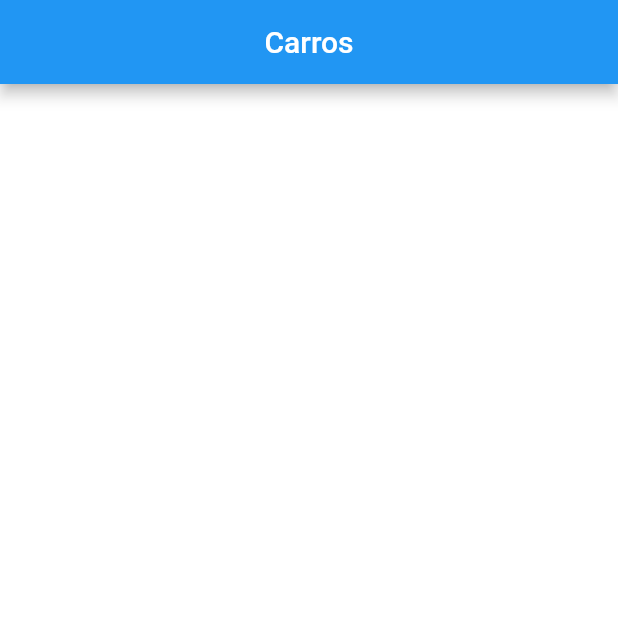
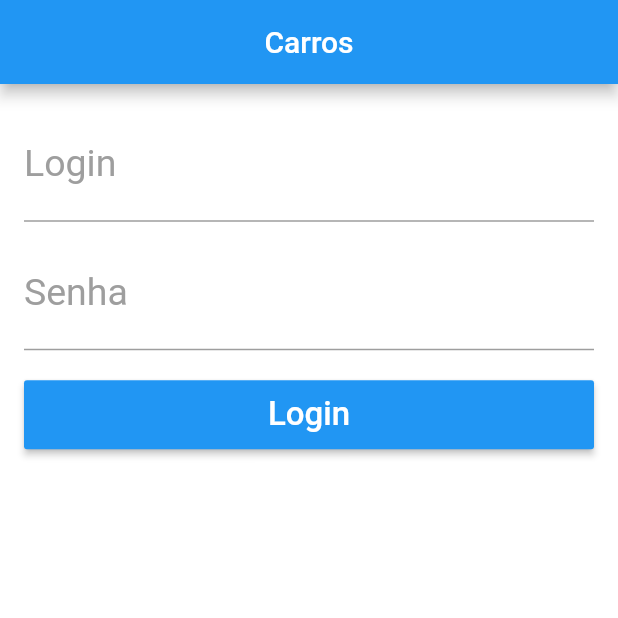
Before and after one commit to DA0HN/app-carros, a Flutter app: the screen it shows after launch, on a phone screen of 412 x 824 dp, the top half of it. Run offline on Flutter 3.47's test engine with Material 2 defaults, Android fonts, the phone set to English and light mode, and no system bars.

Commit message:
Customização da tela de login.

```diff
--- a/lib/main.dart
+++ b/lib/main.dart
@@ -11,6 +11,7 @@ class MyApp extends StatelessWidget {
       title: 'Flutter Demo',
       theme: ThemeData(
         primarySwatch: Colors.blue,
+        scaffoldBackgroundColor: Colors.white,
       ),
       home: LoginPage(),
     );
--- a/lib/pages/login_page.dart
+++ b/lib/pages/login_page.dart
@@ -15,9 +15,68 @@ class LoginPage extends StatelessWidget {
     );
   }
 
-  Container _body() {
+  _body() {
     return Container(
-      color: Colors.white,
+      padding: EdgeInsets.all(16),
+      child: ListView(
+        children: <Widget>[
+          TextFormField(
+            style: TextStyle(
+              fontSize: 25,
+              color: Colors.blue,
+            ),
+            decoration: InputDecoration(
+              labelText: "Login",
+              labelStyle: TextStyle(
+                fontSize: 25,
+                color: Colors.grey,
+              ),
+              hintText: "Digite o login",
+              hintStyle: TextStyle(
+                fontSize: 16,
+              ),
+            ),
+          ),
+          SizedBox(
+            height: 10,
+          ),
+          TextFormField(
+            style: TextStyle(
+              fontSize: 25,
+              color: Colors.blue,
+            ),
+            decoration: InputDecoration(
+              labelText: "Senha",
+              labelStyle: TextStyle(
+                fontSize: 25,
+                color: Colors.grey,
+              ),
+              hintText: "Digite sua senha",
+              hintStyle: TextStyle(
+                fontSize: 16,
+              ),
+            ),
+            obscureText: true,
+          ),
+          SizedBox(
+            height: 20,
+          ),
+          Container(
+            height: 46,
+            child: RaisedButton(
+              color: Colors.blue,
+              child: Text(
+                "Login",
+                style: TextStyle(
+                  color: Colors.white,
+                  fontSize: 22,
+                ),
+              ),
+              onPressed: () {},
+            ),
+          ),
+        ],
+      ),
     );
   }
 }
```
